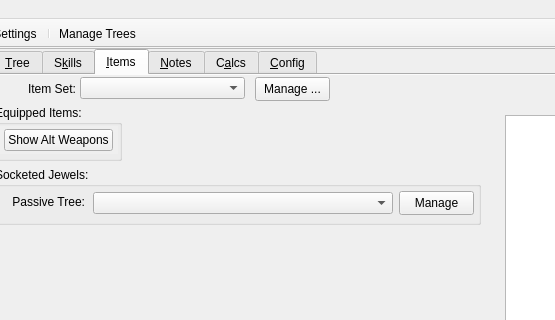
Before: the Qt Designer form Assets/PoB_Main_Window.ui in PathOfBuildingCommunity/PathOfBuilding-Python, drawn with Qt 5; both pictures show x 255 to 810 and y 0 to 320 of the 1220 by 804 pixel window.
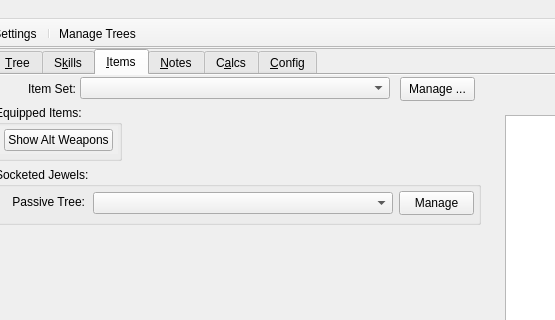
After: the same form once the commit is applied. Icons and pictures are not drawn.

Diff of the .ui file:
```diff
--- a/Assets/PoB_Main_Window.ui
+++ b/Assets/PoB_Main_Window.ui
@@ -1413,7 +1413,7 @@
                      <rect>
                       <x>85</x>
                       <y>2</y>
-                      <width>165</width>
+                      <width>310</width>
                       <height>22</height>
                      </rect>
                     </property>
@@ -1430,7 +1430,7 @@
                    <widget class="QPushButton" name="btn_ItemManage">
                     <property name="geometry">
                      <rect>
-                      <x>260</x>
+                      <x>405</x>
                       <y>2</y>
                       <width>75</width>
                       <height>24</height>
```
